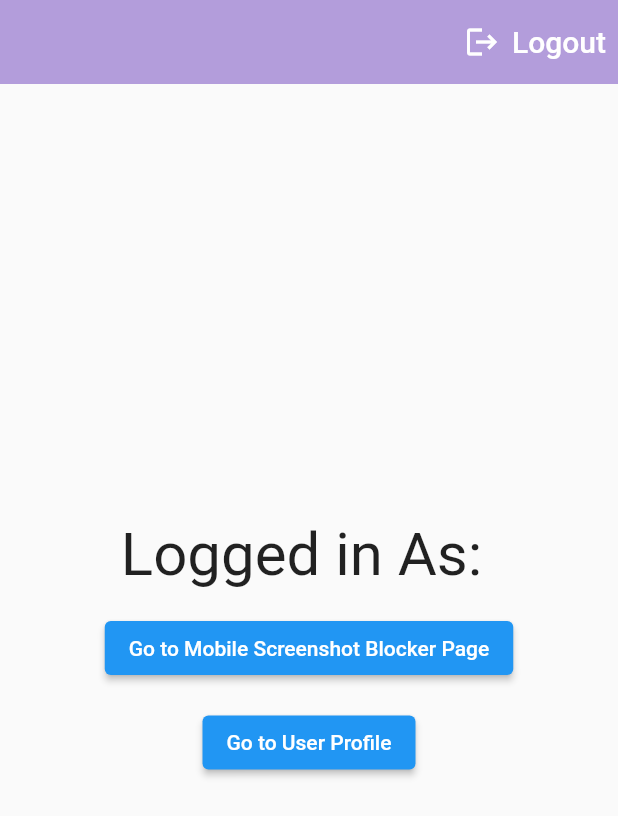
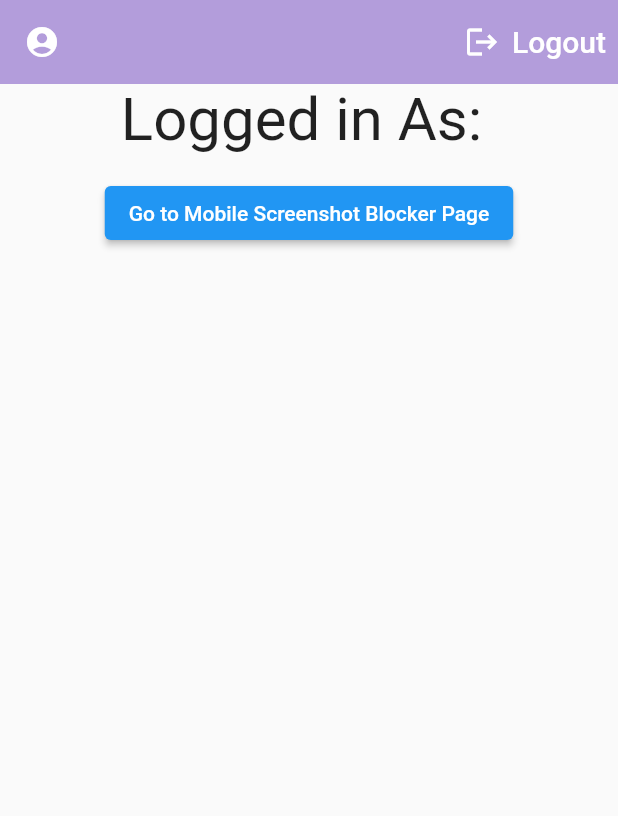
Before and after one commit to iifast2/ModernLoginUI, a Flutter app: the screen it shows once a user with an empty profile is signed in, on a phone screen of 412 x 824 dp. Shown: the top 816 px of the screen. Run offline on Flutter 3.47's test engine with Material 2 defaults, Android fonts, the phone set to English and light mode, and no system bars; our stand-ins replace cloud_firestore, firebase_auth, firebase_core, google_sign_in, lottie; missing offline and left inert: flutter_windowmanager; accounts and stored records are empty.

Commit message:
Commit - UserProfilePage #1
Commit - UserProfilePage #1

:white_check_mark:

* Minor Modifications
* Adding a default image
* Display userName & email address
* Minor modifications to app bar ( homepage + user profile page )

```diff
--- a/lib/pages/home_page.dart
+++ b/lib/pages/home_page.dart
@@ -5,8 +5,9 @@ import 'package:modernlogintute/pages/login_or_register_page.dart';
 import 'package:modernlogintute/pages/login_page.dart';
 import 'package:modernlogintute/pages/Mobile_screenshot_blocker.dart';
 import 'package:modernlogintute/components/utils.dart';
+import 'package:modernlogintute/read_data/get_user_name.dart';
 import 'package:modernlogintute/pages/user_profile_page.dart';
-import 'package:modernlogintute/read_data/get_user_name.dart';
+
 
 class HomePage extends StatefulWidget {
   @override
@@ -47,10 +48,22 @@ class _HomePageState extends State<HomePage> {
   Widget build(BuildContext context) {
     return Scaffold(
       appBar: AppBar(
-        title:
-        Text(user.email!,
+        leading: IconButton(
+          icon: const Icon(Icons.account_circle_rounded, color: Colors.white),
+          onPressed: () {
+            Navigator.push(
+              context,
+              MaterialPageRoute(builder: (context) => UserProfilePage()),
+            );
+          },
+        ),
+
+
+        title: Text(user.email!,
           style: const TextStyle(fontSize: 16),
         ),
+
+
         backgroundColor: Colors.deepPurple[200],
         elevation: 0,
         actions: [
@@ -67,6 +80,7 @@ class _HomePageState extends State<HomePage> {
           ),
         ],
       ),
+
 
 
       body: Center(
@@ -114,6 +128,8 @@ class _HomePageState extends State<HomePage> {
 
             const SizedBox(height: 15),
 
+/*
+
 
             ElevatedButton(
               onPressed: () {
@@ -125,9 +141,12 @@ class _HomePageState extends State<HomePage> {
               child: const Text('Go to User Profile'),
             ),
 
+
+*/
+
             const SizedBox(height: 15),
 
-/*        Expanded(
+            Expanded(
 
                 child: FutureBuilder(
                     future: getDocId(),
@@ -141,8 +160,6 @@ class _HomePageState extends State<HomePage> {
                           });
                     })
             ),
-
-        */
 
 
 
--- a/lib/pages/register_page.dart
+++ b/lib/pages/register_page.dart
@@ -4,8 +4,6 @@ import 'package:flutter/material.dart';
 import 'package:modernlogintute/components/my_button.dart';
 import 'package:modernlogintute/components/my_textfield.dart';
 import 'package:modernlogintute/components/square_tile.dart';
-// import 'package:modernlogintute/pages/update_user_data.dart';
-
 
 class RegisterPage extends StatefulWidget {
   final Function()? onTap;
--- a/lib/pages/user_profile_model.dart
+++ /dev/null
@@ -1,11 +0,0 @@
-import 'package:cloud_firestore/cloud_firestore.dart';
-import 'package:firebase_auth/firebase_auth.dart';
-
-class UserProfileModel {
-  final user = FirebaseAuth.instance.currentUser!;
-
-  Future<DocumentSnapshot> getUserData() async {
-    print("User UID: ${user.uid}");
-    return await FirebaseFirestore.instance.collection('users').doc(user.uid).get();
-  }
-}
--- a/lib/read_data/get_user_name.dart
+++ b/lib/read_data/get_user_name.dart
@@ -1,4 +1,3 @@
-/*
 import 'package:cloud_firestore/cloud_firestore.dart';
 import 'package:flutter/material.dart';
 
@@ -38,8 +37,3 @@ GetUserName({required this.documentId});
     );
   }
 }
-
-
-
-
-*/
--- a/pubspec.yaml
+++ b/pubspec.yaml
@@ -35,3 +35,4 @@ flutter:
   # To add assets to your application, add an assets section, like this:
   assets:
     - lib/images/
+    - lib/images/default_profile_image.png
```
Also changed, not shown: lib/pages/login_page.dart (+5 -5 lines), lib/pages/user_profile_page.dart (+23 -41 lines), lib/images/default_profile_image.png (added), lib/pages/login_or_register_page.dart (line endings or trailing spaces). Lines whose indentation alone changed are shown as unchanged.
